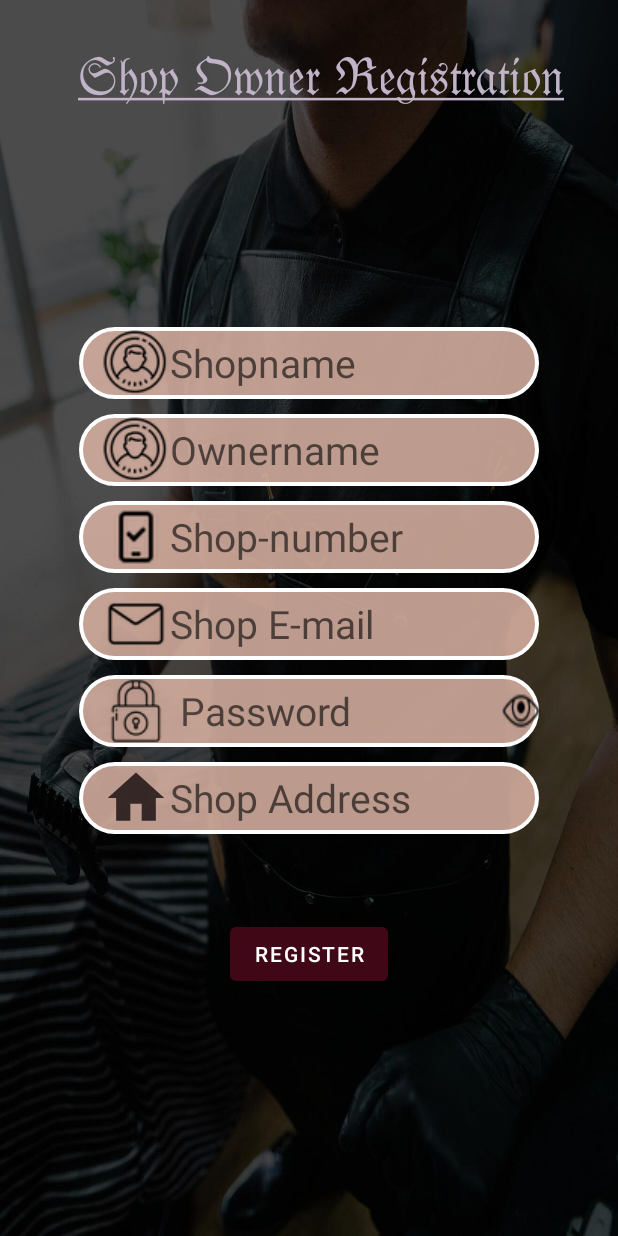
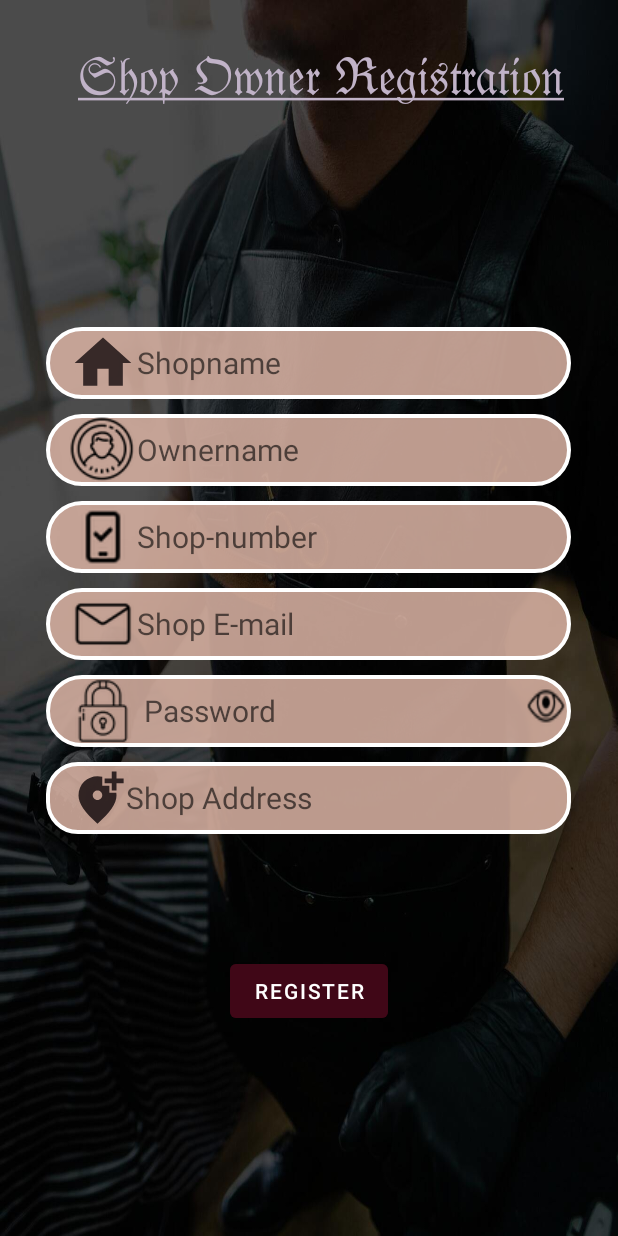
Before and after one commit to Devansh-47/Barbershop, an Android app: the Ownerlogin screen opened directly, with no data from a screen before it, after a tap on "Register yourself here...", on a phone screen of 412 x 824 dp. Run offline under Robolectric (Android 15) with nearby library versions, the phone set to English and light mode, and no system bars; our stand-ins replace Firebase (no records; nobody signed in at launch, a user with empty details on screens opened directly); libraries missing offline, so code that uses them is left out: java.security.acl.

```diff
--- a/app/src/main/java/com/example/barberr/Ownerlogin.java
+++ b/app/src/main/java/com/example/barberr/Ownerlogin.java
@@ -173,9 +173,9 @@ public class Ownerlogin extends AppCompatActivity {
 //                }
             }
         });
-//        if(mAuth.getCurrentUser()!=null){
-//            startActivity(new Intent(Ownerlogin.this, OwnerHomeActivity.class));
-//        }
+        if(mAuth.getCurrentUser()!=null){
+            startActivity(new Intent(Ownerlogin.this, OwnerHomeActivity.class));
+        }
 
 
 
--- a/app/src/main/java/com/example/barberr/Registration.java
+++ b/app/src/main/java/com/example/barberr/Registration.java
@@ -201,7 +201,7 @@ public class Registration extends AppCompatActivity {
                                                                         public void run() {
                                                                             Intent i = new Intent(Registration.this, custHomeActivity.class);
                                                                             Log.d("piooo reg uidd mailauth",authwithmail_uid);
-                                                                            i.putExtra("userid",authwithmail_uid);
+                                                                           // i.putExtra("userid",authwithmail_uid);
                                                                             Toast.makeText(Registration.this, "Welcome :)", Toast.LENGTH_SHORT).show();
 
                                                                             startActivity(i);
--- /dev/null
+++ b/app/src/main/res/drawable-v24/rectangulercorners.xml
@@ -0,0 +1,16 @@
+<?xml version="1.0" encoding="utf-8"?>
+<shape
+xmlns:android="http://schemas.android.com/apk/res/android"
+android:shape="rectangle">
+
+<corners android:radius="20dp" />
+
+<!-- This is the border color -->
+<stroke android:width="2.5dp" android:color="@color/white" />
+
+<!--- This is the background color -->
+<solid android:color="#E1D6AFA0" />
+
+
+
+</shape>
--- /dev/null
+++ b/app/src/main/res/drawable/ic_baseline_add_location_alt_24.xml
@@ -0,0 +1,10 @@
+<vector xmlns:android="http://schemas.android.com/apk/res/android"
+    android:width="38dp"
+    android:height="38dp"
+    android:viewportWidth="24"
+    android:viewportHeight="24"
+    android:tint="#CB0C0507">
+  <path
+      android:fillColor="@android:color/white"
+      android:pathData="M20,1v3h3v2h-3v3h-2L18,6h-3L15,4h3L18,1h2zM12,13c1.1,0 2,-0.9 2,-2s-0.9,-2 -2,-2 -2,0.9 -2,2 0.9,2 2,2zM14,3.25L14,7h3v3h2.92c0.05,0.39 0.08,0.79 0.08,1.2 0,3.32 -2.67,7.25 -8,11.8 -5.33,-4.55 -8,-8.48 -8,-11.8C4,6.22 7.8,3 12,3c0.68,0 1.35,0.08 2,0.25z"/>
+</vector>
--- a/app/src/main/res/layout/activity_owener_registration.xml
+++ b/app/src/main/res/layout/activity_owener_registration.xml
@@ -15,7 +15,7 @@
         app:srcCompat="@drawable/ownerregg" />
 
     <LinearLayout
-        android:layout_width="wrap_content"
+        android:layout_width="350dp"
         android:layout_height="wrap_content"
         android:layout_gravity="center"
         android:layout_marginBottom="30dp"
@@ -23,17 +23,17 @@
 
         <EditText
             android:id="@+id/shop_name"
-            android:layout_width="wrap_content"
+            android:layout_width="match_parent"
             android:layout_height="wrap_content"
             android:layout_marginTop="10dp"
             android:background="@drawable/roundcorners"
-            android:drawableLeft="@drawable/user12"
+            android:drawableLeft="@drawable/ic_baseline_shop_address"
             android:ems="10"
             android:hint="Shopname"
             android:inputType="textPersonName"
             android:minHeight="48dp"
             android:paddingLeft="15dp"
-            android:textSize="26sp" />
+            android:textSize="20sp" />
 
         <EditText
             android:id="@+id/owner_name"
@@ -47,9 +47,9 @@
             android:inputType="textPersonName"
             android:minHeight="48dp"
             android:paddingLeft="15dp"
-            android:textSize="26sp" />
+            android:textSize="20sp" />
 <LinearLayout
-    android:layout_width="wrap_content"
+    android:layout_width="match_parent"
     android:layout_height="wrap_content"
     android:orientation="horizontal">
 
@@ -65,7 +65,7 @@
         android:inputType="number"
         android:minHeight="48dp"
         android:paddingLeft="15dp"
-        android:textSize="26sp" />
+        android:textSize="20sp" />
 
     <ImageView
         android:id="@+id/check"
@@ -102,7 +102,7 @@
 
         <EditText
             android:id="@+id/shop_mail"
-            android:layout_width="wrap_content"
+            android:layout_width="match_parent"
             android:layout_height="wrap_content"
             android:layout_marginTop="10dp"
             android:background="@drawable/roundcorners"
@@ -112,11 +112,15 @@
             android:inputType="textEmailSubject"
             android:minHeight="48dp"
             android:paddingLeft="15dp"
-            android:textSize="26sp" />
-
+            android:textSize="20sp" />
+        <LinearLayout
+            android:layout_width="match_parent"
+            android:layout_height="wrap_content"
+            android:orientation="horizontal"
+            >
             <EditText
                 android:id="@+id/shop_password"
-            android:layout_width="wrap_content"
+                android:layout_width="match_parent"
                 android:layout_height="wrap_content"
                 android:layout_marginTop="10dp"
                 android:background="@drawable/roundcorners"
@@ -126,21 +130,39 @@
                 android:inputType="textPassword"
                 android:minHeight="48dp"
                 android:paddingLeft="15dp"
-            android:textSize="26sp" />
+                android:textSize="20sp" />
+            <ImageButton
+                android:id="@+id/eyebutton"
+                android:layout_width="25dp"
+                android:layout_height="40dp"
+                android:layout_gravity="center"
+                android:layout_marginTop="2dp"
+                android:layout_marginLeft="-29dp"
+                android:background="@drawable/eyeicon"
+                tools:ignore="SpeakableTextPresentCheck,TouchTargetSizeCheck" />
+
+
+
+        </LinearLayout>
+
 
         <EditText
             android:id="@+id/shop_address"
             android:layout_width="match_parent"
             android:layout_height="wrap_content"
             android:layout_marginTop="10dp"
-            android:background="@drawable/roundcorners"
-            android:drawableLeft="@drawable/ic_baseline_shop_address"
+            android:background="@drawable/rectangulercorners"
+            android:drawableLeft="@drawable/ic_baseline_add_location_alt_24"
             android:ems="10"
             android:hint="Shop Address"
-            android:inputType="textPersonName"
+
+            android:inputType="textMultiLine"
+            android:maxLines="5"
             android:minHeight="48dp"
             android:paddingLeft="15dp"
-            android:textSize="26sp" />
+            android:textSize="20sp" />
+
+
     </LinearLayout>
 
     <Button
@@ -148,20 +170,11 @@
         android:layout_width="wrap_content"
         android:layout_height="wrap_content"
         android:layout_gravity="bottom|center_horizontal"
-        android:layout_marginBottom="164dp"
+        android:layout_marginBottom="139dp"
         android:backgroundTint="#A449091B"
         android:text="REGISTER" />
 
-    <ImageButton
-        android:id="@+id/eyebutton"
-        android:layout_width="25dp"
-        android:layout_height="40dp"
 
-        android:layout_gravity="center_vertical|end"
-        android:layout_marginTop="62dp"
-        android:layout_marginEnd="52dp"
-        android:background="@drawable/eyeicon"
-        tools:ignore="SpeakableTextPresentCheck,TouchTargetSizeCheck" />
 
 
     <TextView
```
Also changed, not shown: app/src/main/java/com/example/barberr/Login.java (+4 -4 lines), app/src/main/java/com/example/barberr/Ownerefragmentprofile.java (+175 -43 lines), app/src/main/java/com/example/barberr/Profilescreen.java (+17 -3 lines), app/src/main/java/com/example/barberr/custHomeActivity.java (+4 -4 lines), app/src/main/res/layout/fragment_ownerefragmentprofile.xml (+30 -46 lines). Lines whose indentation alone changed are shown as unchanged.
